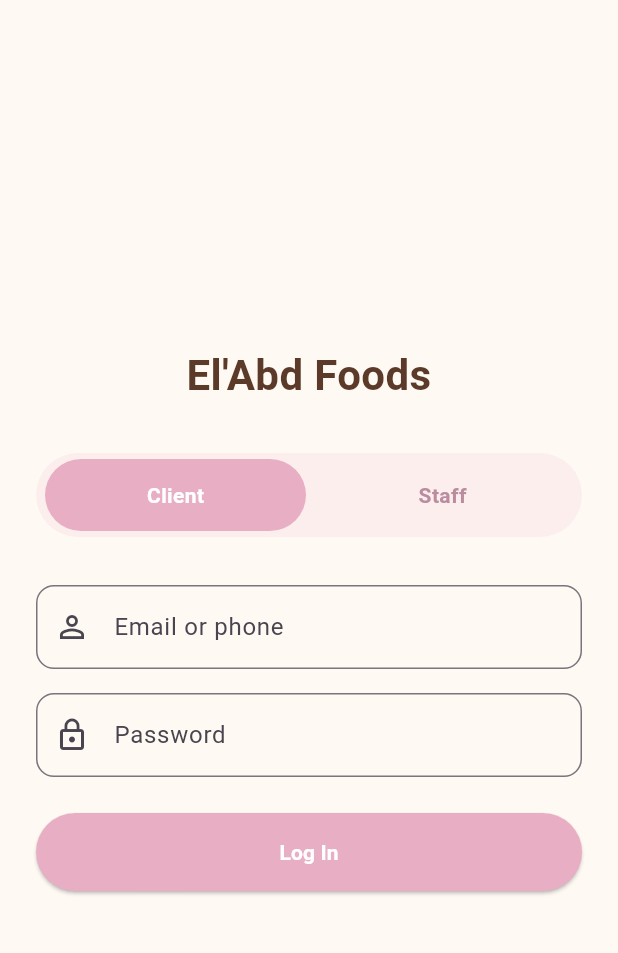
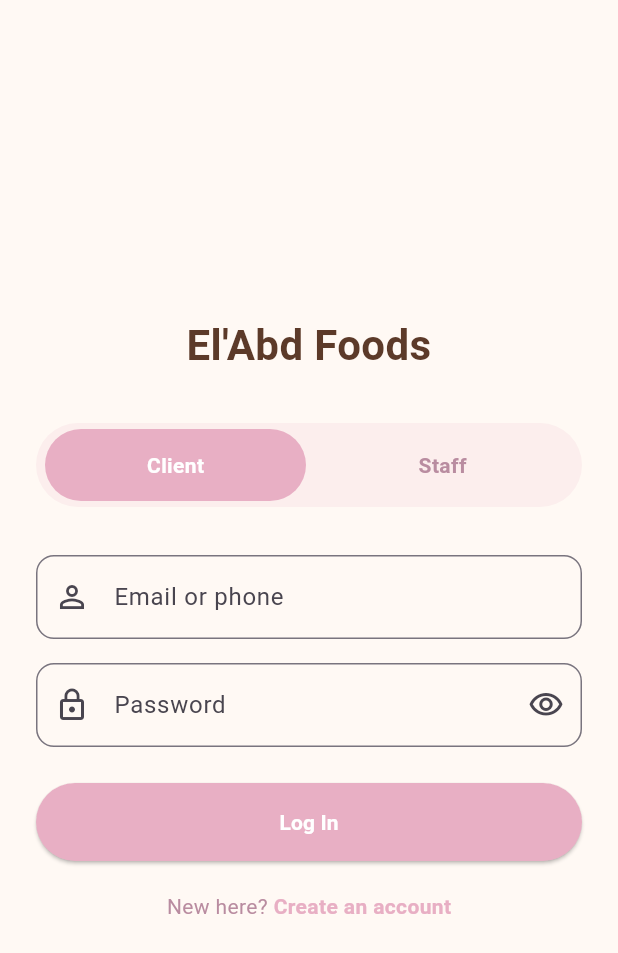
Before and after one commit to 1Marwan1-ss/Elabd-coupon-app, a Flutter app: the screen it shows after launch, on a phone screen of 412 x 824 dp. Shown: the top 953 px of the screen. Run offline on Flutter 3.47's test engine with Material 3 defaults, Android fonts, the phone set to English and light mode, and no system bars.

Commit message:
Improve login UI and password visibility

```diff
--- a/lib/screens/auth/login_screen.dart
+++ b/lib/screens/auth/login_screen.dart
@@ -11,11 +11,16 @@ class LoginScreen extends StatefulWidget {
 }
 
 class _LoginScreenState extends State<LoginScreen> {
-  //initiall state is user
+  // Initial role is client
   UserRole _selectedRole = UserRole.client;
+  bool _obscurePassword = true;
 
   @override
   Widget build(BuildContext context) {
+    final accent = _selectedRole == UserRole.client
+        ? AppColors.rose
+        : AppColors.brown;
+
     return Scaffold(
       backgroundColor: AppColors.cream,
       body: SafeArea(
@@ -43,29 +48,54 @@ class _LoginScreenState extends State<LoginScreen> {
                 },
               ),
               const SizedBox(height: 32),
+
               TextField(
+                cursorColor: accent,
                 decoration: InputDecoration(
                   labelText: _selectedRole == UserRole.client
                       ? 'Email or phone'
                       : 'Staff ID',
                   prefixIcon: const Icon(Icons.person_outline),
+                  floatingLabelStyle: TextStyle(color: accent),
                   border: OutlineInputBorder(
                     borderRadius: BorderRadius.circular(12),
+                  ),
+                  focusedBorder: OutlineInputBorder(
+                    borderRadius: BorderRadius.circular(12),
+                    borderSide: BorderSide(color: accent, width: 2),
                   ),
                 ),
               ),
               const SizedBox(height: 16),
+
               TextField(
-                obscureText: true,
+                obscureText: _obscurePassword,
+                cursorColor: accent,
                 decoration: InputDecoration(
                   labelText: 'Password',
                   prefixIcon: const Icon(Icons.lock_outline),
+                  floatingLabelStyle: TextStyle(color: accent),
+                  suffixIcon: IconButton(
+                    icon: Icon(
+                      _obscurePassword
+                          ? Icons.visibility_outlined
+                          : Icons.visibility_off_outlined,
+                    ),
+                    onPressed: () {
+                      setState(() => _obscurePassword = !_obscurePassword);
+                    },
+                  ),
                   border: OutlineInputBorder(
                     borderRadius: BorderRadius.circular(12),
+                  ),
+                  focusedBorder: OutlineInputBorder(
+                    borderRadius: BorderRadius.circular(12),
+                    borderSide: BorderSide(color: accent, width: 2),
                   ),
                 ),
               ),
               const SizedBox(height: 24),
+
               SizedBox(
                 height: 52,
                 child: ElevatedButton(
@@ -73,9 +103,7 @@ class _LoginScreenState extends State<LoginScreen> {
                     debugPrint('Logging in as $_selectedRole');
                   },
                   style: ElevatedButton.styleFrom(
-                    backgroundColor: _selectedRole == UserRole.client
-                        ? AppColors.rose
-                        : AppColors.brown,
+                    backgroundColor: accent,
                     shape: RoundedRectangleBorder(
                       borderRadius: BorderRadius.circular(28),
                     ),
@@ -91,6 +119,30 @@ class _LoginScreenState extends State<LoginScreen> {
                   ),
                 ),
               ),
+
+              const SizedBox(height: 20),
+              Row(
+                mainAxisAlignment: MainAxisAlignment.center,
+                children: [
+                  const Text(
+                    "New here? ",
+                    style: TextStyle(color: AppColors.muted),
+                  ),
+                  GestureDetector(
+                    onTap: () {
+                      // TODO: navigate to a RegisterScreen once it exists
+                      debugPrint('Go to register');
+                    },
+                    child: Text(
+                      'Create an account',
+                      style: TextStyle(
+                        color: accent,
+                        fontWeight: FontWeight.w700,
+                      ),
+                    ),
+                  ),
+                ],
+              ),
             ],
           ),
         ),
```
